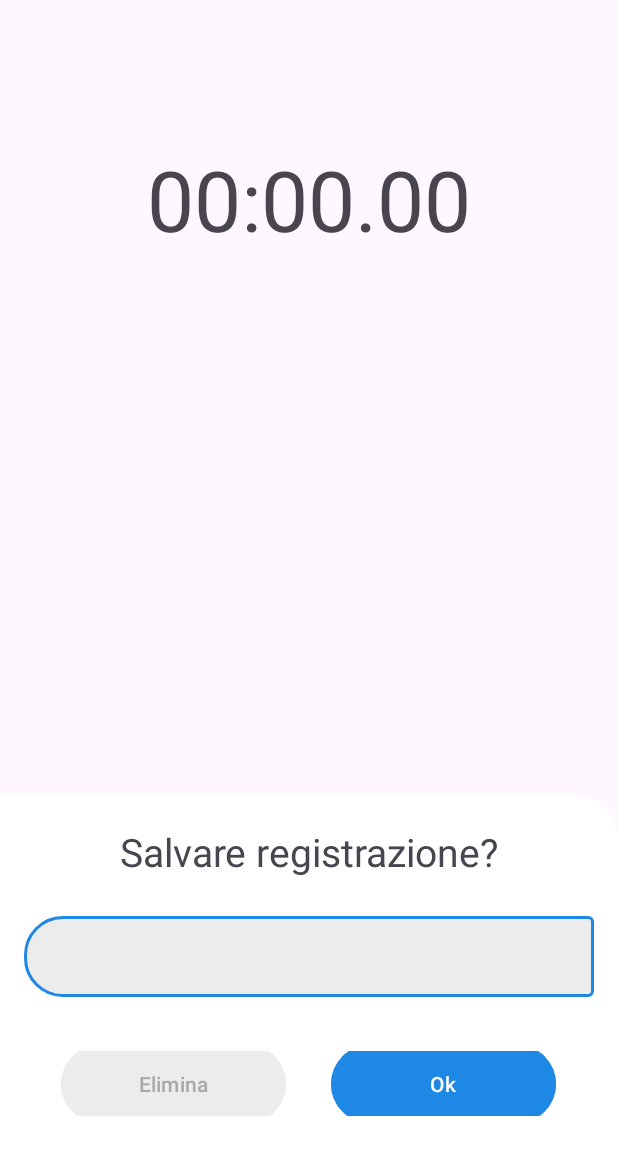
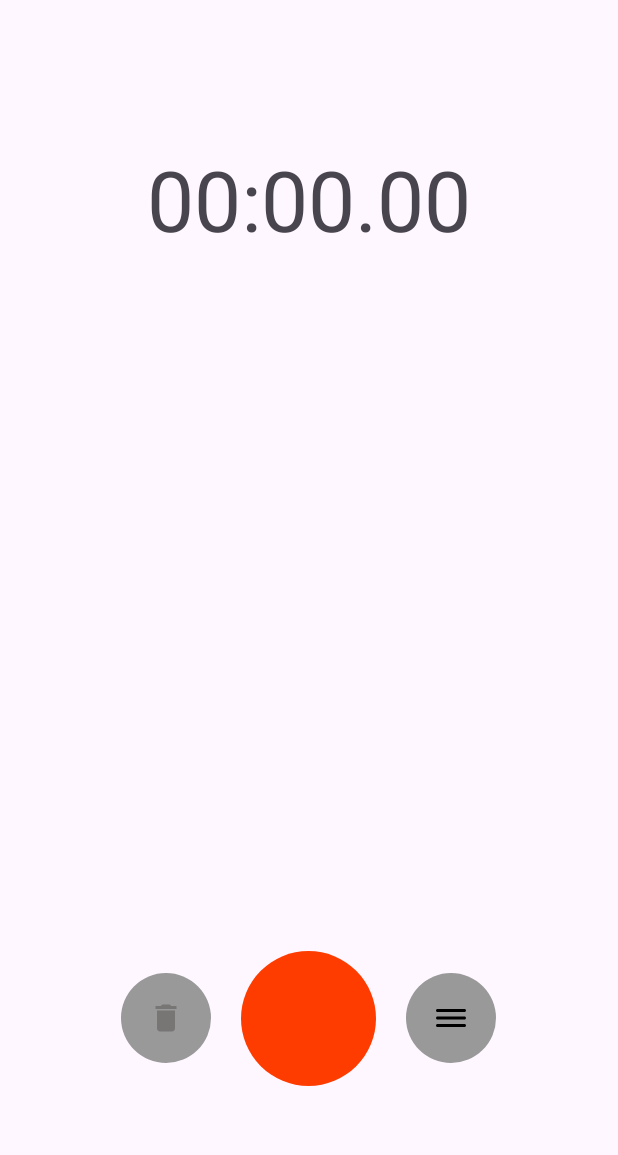
Before and after one commit to LucaFIRE12/My-Audio---Luca-Zucchi-Samuele-Riva, an Android app: the screen it shows after launch (MainActivity), on a phone screen of 412 x 824 dp. Shown: the top 1155 px of the screen. Run offline under Robolectric (Android 15) with nearby library versions, the phone set to English and light mode, and no system bars.

Commit message:
sistemato problema con bottomSheetBehaviour

```diff
--- a/app/src/main/java/com/example/progrivazucchi/MainActivity.kt
+++ b/app/src/main/java/com/example/progrivazucchi/MainActivity.kt
@@ -68,7 +68,8 @@ class MainActivity : AppCompatActivity(), Tempo.OnTimerTickListener {
             ActivityCompat.requestPermissions(this, permissions, REQUEST_CODE) //all'utente verra presentata la
         //interfaccia utente per richiedere i permessi, successivamente verrà informato se sono stati accettati
 
-        bottomSheetBehavior = BottomSheetBehavior.from(findViewById<LinearLayout>(R.id.bottomSheet))
+        val included = findViewById<LinearLayout>(R.id.bottomSheetIncluder)
+        val bottomSheetBehavior = BottomSheetBehavior.from(included)
         bottomSheetBehavior.peekHeight = 0 // in questo modo quando il layout bottom_sheet verrà chiuso
         // sara completamente invisibile
 
--- a/app/src/main/res/layout/activity_main.xml
+++ b/app/src/main/res/layout/activity_main.xml
@@ -92,13 +92,17 @@
         android:background="@color/BackGroundOpaco"/>
 
     <include
+        android:id="@+id/bottomSheetIncluder"
         layout="@layout/bottom_sheet"
         android:layout_width="match_parent"
         android:layout_height="wrap_content"
         app:layout_constraintBottom_toBottomOf="parent"
         app:layout_constraintTop_toTopOf="parent"
         tools:layout_editor_absoluteX="2dp"
-        android:layout_marginTop="530dp"/>
+        android:layout_marginBottom="0dp"
+        app:behavior_peekHeight="90dp"
+        app:layout_behavior="com.google.android.material.bottomsheet.BottomSheetBehavior"
+        />
 
 
 
--- a/app/src/main/res/layout/bottom_sheet.xml
+++ b/app/src/main/res/layout/bottom_sheet.xml
@@ -1,15 +1,11 @@
 <?xml version="1.0" encoding="utf-8"?>
 <LinearLayout xmlns:android="http://schemas.android.com/apk/res/android"
     app:layout_behavior="@string/bottom_sheet_behavior"
-    android:id="@+id/bottomSheet"
     xmlns:app="http://schemas.android.com/apk/res-auto"
     xmlns:tools="http://schemas.android.com/tools"
-
+    android:id="@+id/bottomSheetIncluded"
     android:layout_width="match_parent"
     android:layout_height="wrap_content"
-
-
-
     android:background="@drawable/background_tondo"
     android:orientation="vertical">
 
```
